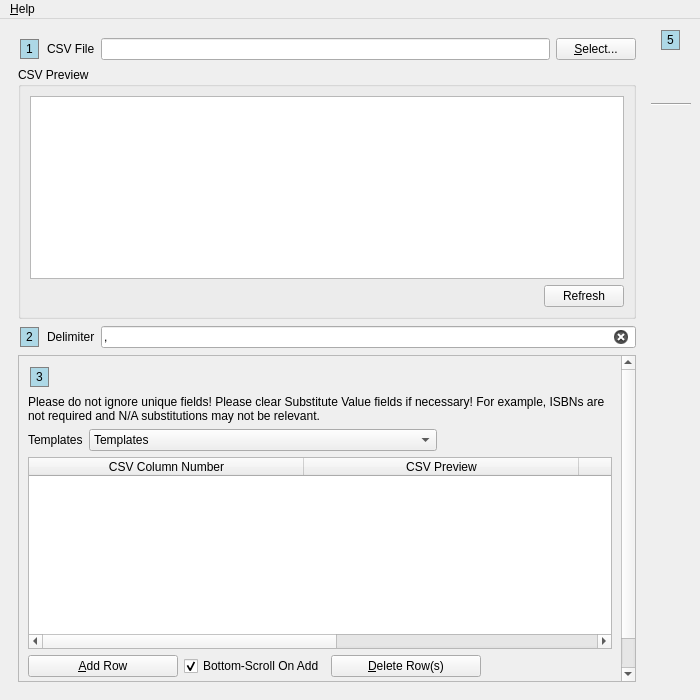
Qt form UI/biblioteq_import.ui (textbrowser/biblioteq) before a commit.
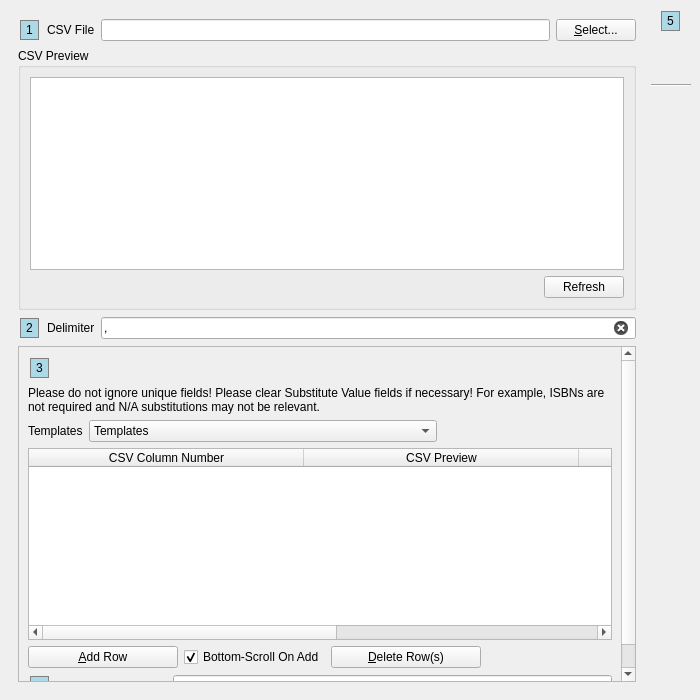
The same form after that commit. Icons and pictures are not drawn.

```diff
--- a/UI/biblioteq_import.ui
+++ b/UI/biblioteq_import.ui
@@ -188,7 +188,7 @@
           <property name="geometry">
            <rect>
             <x>0</x>
-            <y>-73</y>
+            <y>0</y>
             <width>599</width>
             <height>424</height>
            </rect>
@@ -580,23 +580,6 @@
     </item>
    </layout>
   </widget>
-  <widget class="QMenuBar" name="menuBar">
-   <property name="geometry">
-    <rect>
-     <x>0</x>
-     <y>0</y>
-     <width>700</width>
-     <height>34</height>
-    </rect>
-   </property>
-   <widget class="QMenu" name="menu_Help">
-    <property name="title">
-     <string>&amp;Help</string>
-    </property>
-    <addaction name="action_Documentation"/>
-   </widget>
-   <addaction name="menu_Help"/>
-  </widget>
   <action name="action_Documentation">
    <property name="text">
     <string>&amp;Documentation...</string>
```
